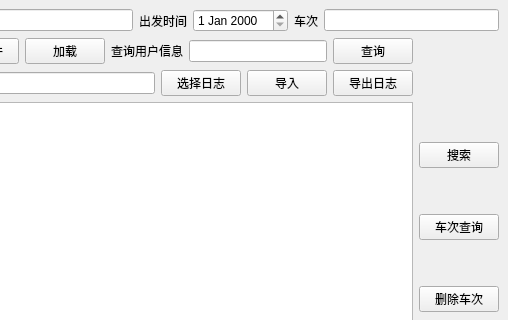
Qt form adminwindow.ui (kzoacn/DS2017) before a commit; both pictures show x 292 to 800 and y 0 to 320 of the 800 by 600 pixel window.
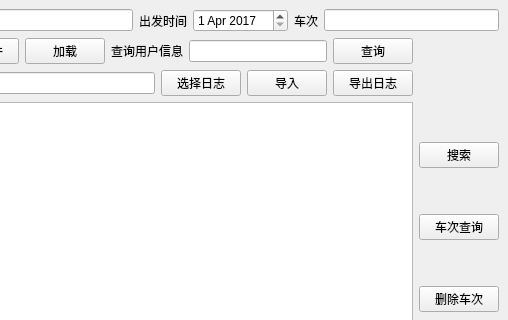
The same form after that commit.

What changed in the file:
```diff
--- a/adminwindow.ui
+++ b/adminwindow.ui
@@ -53,7 +53,18 @@
        </widget>
       </item>
       <item>
-       <widget class="QDateEdit" name="dateEdit"/>
+       <widget class="QDateEdit" name="dateEdit">
+        <property name="dateTime">
+         <datetime>
+          <hour>0</hour>
+          <minute>0</minute>
+          <second>0</second>
+          <year>2017</year>
+          <month>4</month>
+          <day>1</day>
+         </datetime>
+        </property>
+       </widget>
       </item>
       <item>
        <widget class="QLabel" name="label_10">
```
